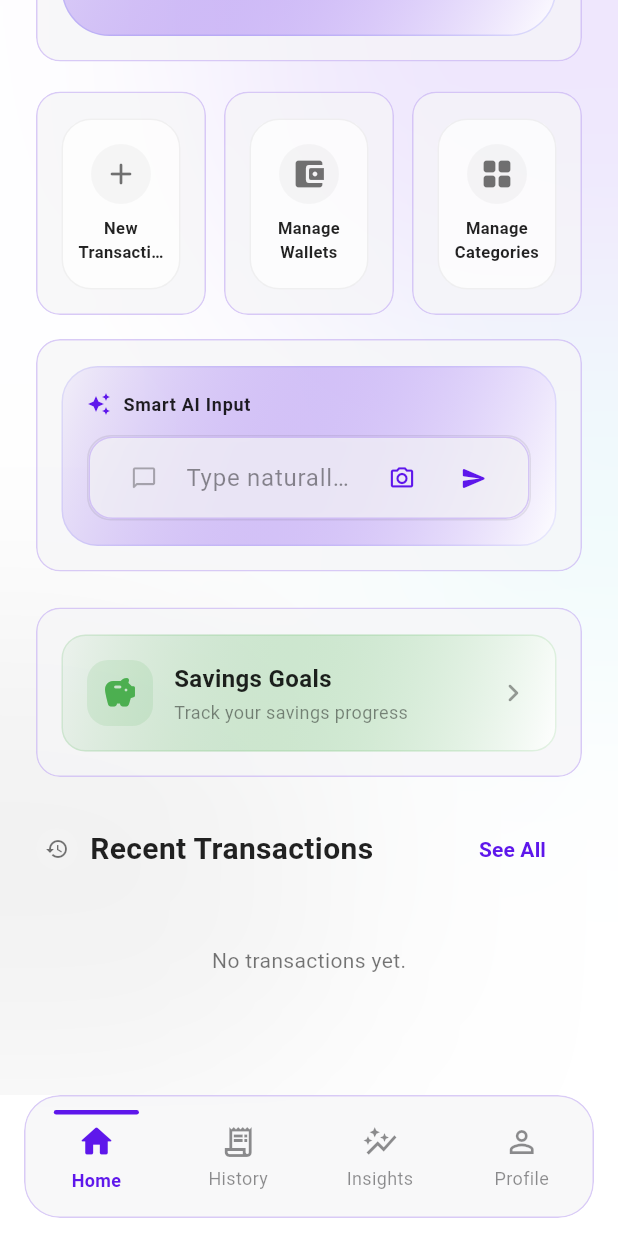
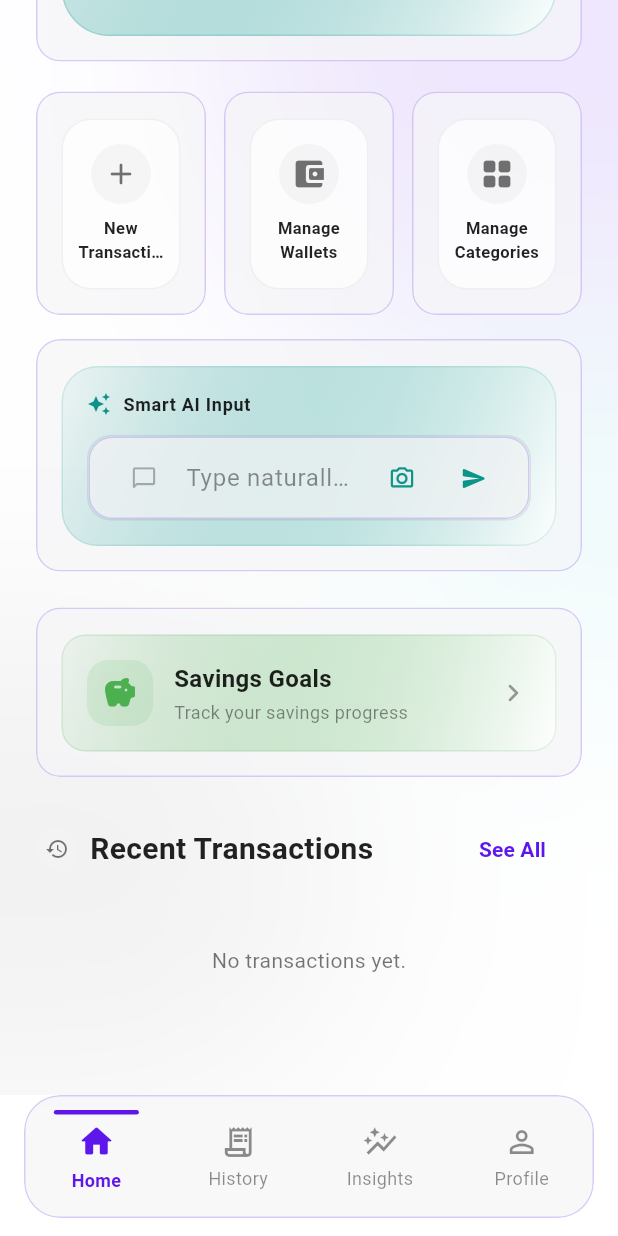
Before and after one commit to naansa-naufalsaputra/DuaSaku, a Flutter app: the HomeScreen screen opened by its route, scrolled down 303 dp, on a phone screen of 412 x 824 dp. Run offline on Flutter 3.47's test engine with Material 3 defaults, Android fonts, the phone set to English and light mode, and no system bars; drawn by our look-alikes of flutter_animate; our stand-ins replace connectivity_plus, drift, easy_localization, file_picker, fl_chart, flutter_dotenv and 13 more; missing offline and left inert: google_mlkit_entity_extraction, google_mlkit_text_recognition, google_mlkit_translation, home_widget, ntp, tflite_flutter and 1 more; accounts and stored records are empty; generated files the repository leaves out were written again; statements that could not run were skipped; project files that could hold a hidden picture were left out.

Commit message:
refactor: turn off security by default, remove AI advice card, and replace purple styling with premium teal/cyan

```diff
--- a/lib/core/security/security_service.dart
+++ b/lib/core/security/security_service.dart
@@ -19,7 +19,7 @@ class SecurityState {
     this.isTimeTampered = false,
     this.isAuthenticating = false,
     this.isInitialized = false,
-    this.isSecurityEnabled = true,
+    this.isSecurityEnabled = false,
   });
 
   SecurityState copyWith({
@@ -64,7 +64,7 @@ class SecurityNotifier extends Notifier<SecurityState> with WidgetsBindingObserv
   Future<void> _init() async {
     final prefs = await SharedPreferences.getInstance();
     final bool isEnabled = prefs.getBool(_biometricPrefKey) ?? false;
-    final bool isSecurityEnabled = prefs.getBool(_securityEnabledPrefKey) ?? true;
+    final bool isSecurityEnabled = prefs.getBool(_securityEnabledPrefKey) ?? false;
 
     state = state.copyWith(
       isBiometricEnabled: isEnabled,
--- a/lib/features/transactions/presentation/screens/home_screen.dart
+++ b/lib/features/transactions/presentation/screens/home_screen.dart
@@ -609,12 +609,12 @@ class _HomeScreenState extends ConsumerState<HomeScreen> {
                             borderRadius: BorderRadius.circular(32),
                             gradient: LinearGradient(
                               colors: isDark
-                                  ? const [Color(0xFF1e1b4b), Color(0xFF0f172a)]
-                                  : [theme.colorScheme.primary.withValues(alpha: 0.08), Colors.white],
+                                  ? const [Color(0xFF0F172A), Color(0xFF0F2D30)]
+                                  : [Colors.teal.withValues(alpha: 0.08), Colors.white],
                               begin: Alignment.topLeft,
                               end: Alignment.bottomRight,
                             ),
-                            border: Border.all(color: const Color(0x336366f1)),
+                            border: Border.all(color: isDark ? const Color(0x3306B6D4) : const Color(0x330D9488)),
                           ),
                           child: txAsync.when(
                             data: (txs) {
@@ -633,8 +633,8 @@ class _HomeScreenState extends ConsumerState<HomeScreen> {
                                         children: [
                                           Text(
                                             'home.balance'.tr().toUpperCase(),
-                                            style: const TextStyle(
-                                              color: Color(0xFF818cf8),
+                                            style: TextStyle(
+                                              color: isDark ? const Color(0xFF06B6D4) : const Color(0xFF0D9488),
                                               fontSize: 12,
                                               fontWeight: FontWeight.bold,
                                               letterSpacing: 1.5,
@@ -664,9 +664,9 @@ class _HomeScreenState extends ConsumerState<HomeScreen> {
                                         child: Lottie.asset(
                                           'assets/animations/wallet.json',
                                           fit: BoxFit.contain,
-                                          errorBuilder: (context, error, stackTrace) => const Icon(
+                                          errorBuilder: (context, error, stackTrace) => Icon(
                                             Icons.account_balance_wallet_rounded,
-                                            color: Color(0xFF818cf8),
+                                            color: isDark ? const Color(0xFF06B6D4) : const Color(0xFF0D9488),
                                             size: 24,
                                           ).animate(onPlay: (controller) => controller.repeat(reverse: true))
                                            .scaleXY(begin: 0.95, end: 1.05, duration: 1500.ms, curve: Curves.easeInOut),
@@ -754,12 +754,12 @@ class _HomeScreenState extends ConsumerState<HomeScreen> {
                             borderRadius: BorderRadius.circular(24),
                             gradient: LinearGradient(
                               colors: isDark
-                                  ? const [Color(0x1F6366F1), Color(0x0F0F172A)]
-                                  : [theme.colorScheme.primary.withValues(alpha: 0.04), Colors.white.withValues(alpha: 0.95)],
+                                  ? const [Color(0x1F0D9488), Color(0x0F0F172A)]
+                                  : [Colors.teal.withValues(alpha: 0.04), Colors.white.withValues(alpha: 0.95)],
                               begin: Alignment.topLeft,
                               end: Alignment.bottomRight,
                             ),
-                            border: Border.all(color: const Color(0x226366f1)),
+                            border: Border.all(color: isDark ? const Color(0x2206B6D4) : const Color(0x220D9488)),
                           ),
                           child: Column(
                             crossAxisAlignment: CrossAxisAlignment.start,
@@ -768,7 +768,7 @@ class _HomeScreenState extends ConsumerState<HomeScreen> {
                                 children: [
                                   Icon(
                                     Icons.auto_awesome,
-                                    color: isDark ? const Color(0xFF818cf8) : theme.colorScheme.primary,
+                                    color: isDark ? const Color(0xFF06B6D4) : const Color(0xFF0D9488),
                                     size: 16,
                                   ),
                                   const SizedBox(width: 8),
@@ -807,7 +807,7 @@ class _HomeScreenState extends ConsumerState<HomeScreen> {
                                              IconButton(
                                                icon: Icon(
                                                  Icons.camera_alt_outlined,
-                                                 color: isDark ? const Color(0xFF818cf8) : theme.colorScheme.primary,
+                                                 color: isDark ? const Color(0xFF06B6D4) : const Color(0xFF0D9488),
                                                  size: 18,
                                                ),
                                                onPressed: _isProcessingAI || _isProcessingReceipt
@@ -827,7 +827,7 @@ class _HomeScreenState extends ConsumerState<HomeScreen> {
                                                      )
                                                    : Icon(
                                                        Icons.send_rounded,
-                                                       color: isDark ? const Color(0xFF818cf8) : theme.colorScheme.primary,
+                                                       color: isDark ? const Color(0xFF06B6D4) : const Color(0xFF0D9488),
                                                        size: 18,
                                                      ),
                                                onPressed: _isProcessingAI || _isProcessingReceipt
```
Also changed, not shown: lib/features/insights/presentation/screens/insights_screen.dart (+1 -96 lines), lib/features/transactions/presentation/screens/history_screen.dart (+10 -6 lines).
